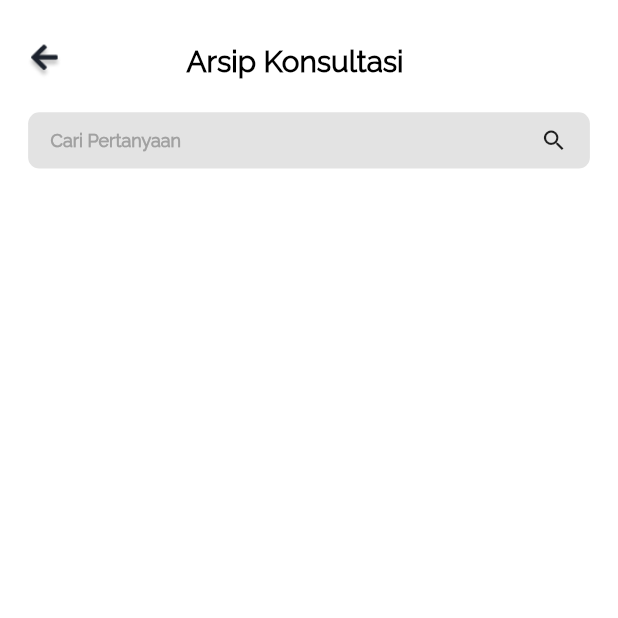
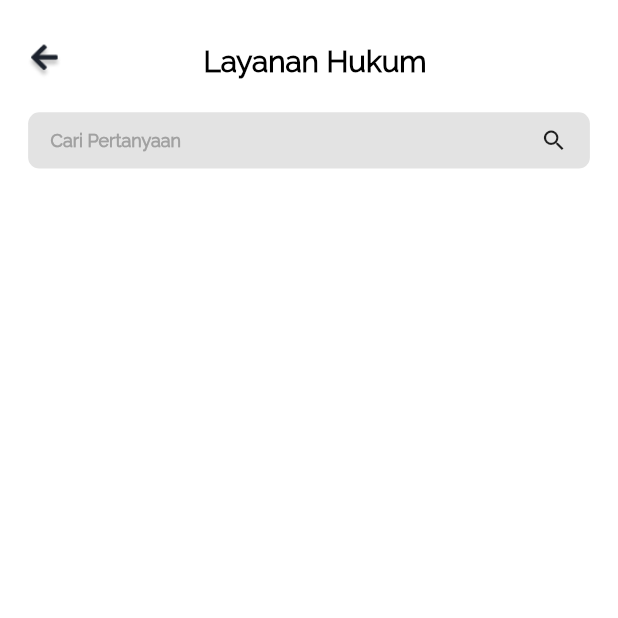
Before and after one commit to mtegarph/lawpedia_aplikasi, a Flutter app: the ArsipKonsultasi screen opened directly, on a phone screen of 412 x 824 dp, the top half of it. Run offline on Flutter 3.47's test engine with Material 2 defaults, Android fonts, the phone set to English and light mode, and no system bars; our stand-ins replace bloc, carousel_slider, flutter_bloc, flutter_spinkit, flutter_svg, flutter_typeahead and 7 more; missing offline and left inert: floating_pullup_card, flutter_facebook_auth, flutter_paginator, flutter_placeholder_textlines, twitter_login; accounts and stored records are empty; network calls fail.

Commit message:
ganti nama arsip konsultasi menjadi layanan hukum

```diff
--- a/lib/pages/arsip_konsultasi.dart
+++ b/lib/pages/arsip_konsultasi.dart
@@ -123,9 +123,9 @@ class _ArsipKonsultasiState extends State<ArsipKonsultasi> {
                         width: 100,
                       ),
                       Padding(
-                        padding: const EdgeInsets.only(top: 10),
+                        padding: const EdgeInsets.only(top: 10, left: 15),
                         child: Text(
-                          "Arsip Konsultasi",
+                          "Layanan Hukum",
                           style: TextStyle(
                               color: Colors.black,
                               fontSize: 26.4,
--- a/lib/pages/homepage.dart
+++ b/lib/pages/homepage.dart
@@ -602,7 +602,7 @@ class _HomePageState extends State<HomePage> {
                   ),
                 ),
                 TitleWithMoreBtn(
-                  title: "Arsip Konsultasi",
+                  title: "Layanan Hukum",
                   press: () {
                     Get.to(ArsipKonsultasi());
                   },
```
